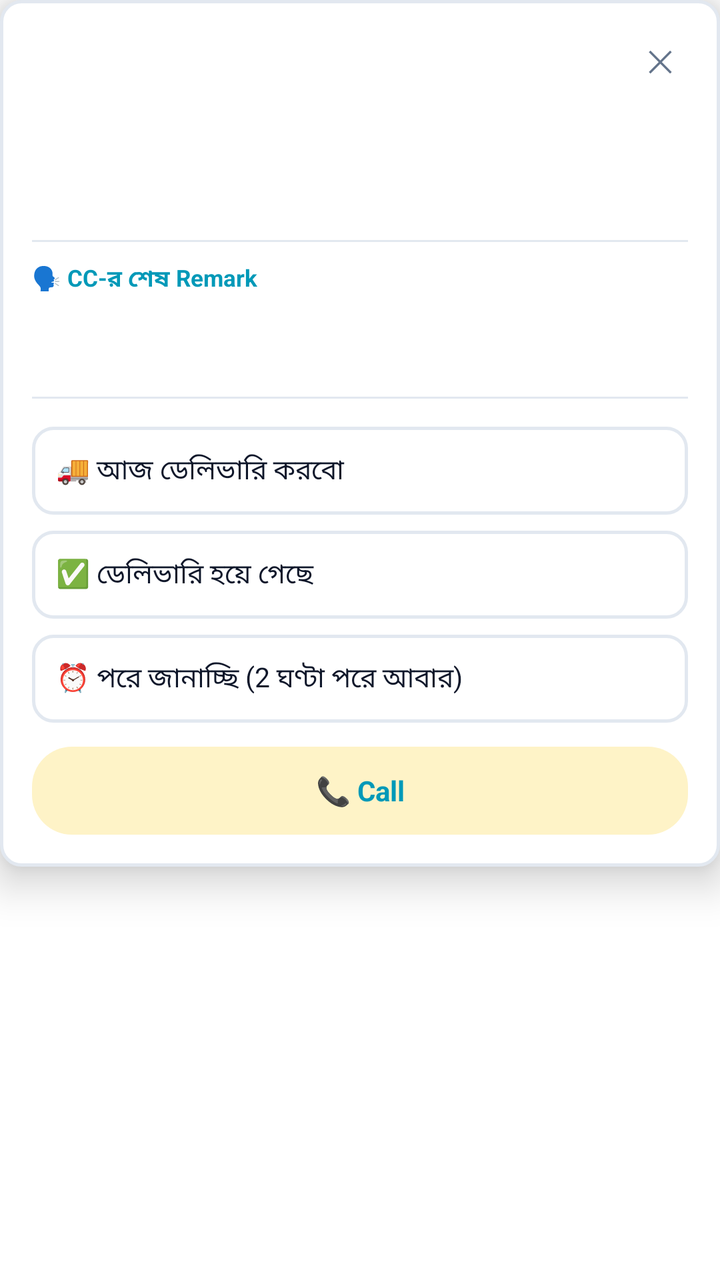
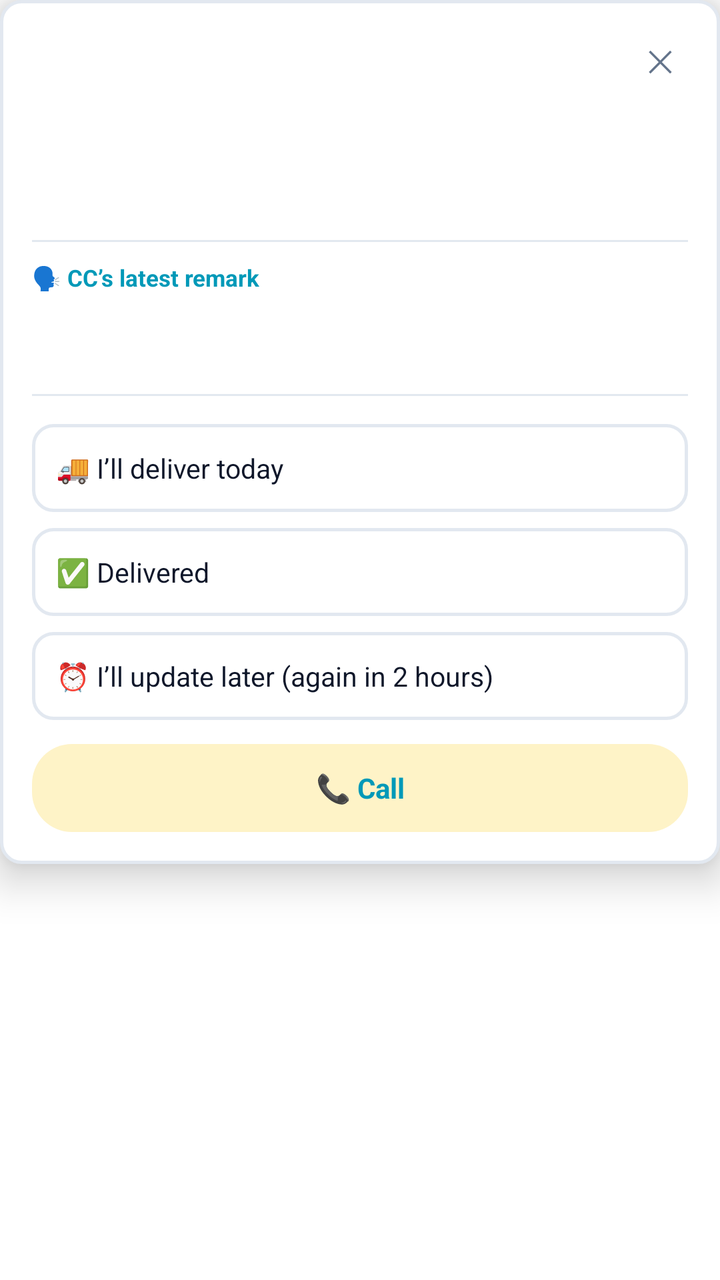

Screens rendered from an Android XML layout before and after an edit, with the pre-edit source and the edit as a unified diff.
<!-- AndroidManifest.xml: application theme Theme.DataBridge -->
<!-- res/layout/overlay_delivery_reminder.xml -->
<?xml version="1.0" encoding="utf-8"?>
<ScrollView xmlns:android="http://schemas.android.com/apk/res/android"
    android:layout_width="match_parent"
    android:layout_height="wrap_content"
    android:maxHeight="620dp"
    android:overScrollMode="never">

<LinearLayout
    android:layout_width="match_parent"
    android:layout_height="wrap_content"
    android:orientation="vertical"
    android:background="@drawable/bg_card_rounded"
    android:padding="16dp"
    android:elevation="12dp">

    
    <LinearLayout
        android:layout_width="match_parent"
        android:layout_height="wrap_content"
        android:orientation="horizontal"
        android:gravity="center_vertical">

        <TextView
            android:id="@+id/tvDrConsignment"
            android:layout_width="0dp"
            android:layout_height="wrap_content"
            android:layout_weight="1"
            android:textSize="15.5sp"
            android:textStyle="bold"
            android:textColor="#0F172A" />

        <TextView
            android:id="@+id/btnDrClose"
            android:layout_width="28dp"
            android:layout_height="28dp"
            android:gravity="center"
            android:text="✕"
            android:textSize="15sp"
            android:textColor="#64748B" />
    </LinearLayout>

    <TextView
        android:id="@+id/tvDrMoreCount"
        android:layout_width="match_parent"
        android:layout_height="wrap_content"
        android:layout_marginTop="2dp"
        android:textSize="11.5sp"
        android:textStyle="bold"
        android:textColor="#EA580C"
        android:visibility="gone" />

    
    <TextView
        android:id="@+id/tvDrCustomer"
        android:layout_width="match_parent"
        android:layout_height="wrap_content"
        android:layout_marginTop="6dp"
        android:textSize="14sp"
        android:textColor="#0F172A" />

    <TextView
        android:id="@+id/tvDrAddress"
        android:layout_width="match_parent"
        android:layout_height="wrap_content"
        android:layout_marginTop="2dp"
        android:textSize="12.5sp"
        android:textColor="#64748B" />

    <LinearLayout
        android:layout_width="match_parent"
        android:layout_height="wrap_content"
        android:orientation="horizontal"
        android:layout_marginTop="4dp"
        android:gravity="center_vertical">

        <TextView
            android:id="@+id/tvDrStatus"
            android:layout_width="0dp"
            android:layout_height="wrap_content"
            android:layout_weight="1"
            android:textSize="12.5sp"
            android:textColor="#334155" />

        <TextView
            android:id="@+id/tvDrCod"
            android:layout_width="wrap_content"
            android:layout_height="wrap_content"
            android:textSize="13sp"
            android:textStyle="bold"
            android:textColor="#0F172A" />
    </LinearLayout>

    
    <View
        android:layout_width="match_parent"
        android:layout_height="1dp"
        android:layout_marginVertical="10dp"
        android:background="#E2E8F0" />

    <TextView
        android:layout_width="match_parent"
        android:layout_height="wrap_content"
        android:text="🗣 CC-র শেষ Remark"
        android:textSize="11.5sp"
        android:textStyle="bold"
        android:textColor="#0099B8" />

    <TextView
        android:id="@+id/tvDrCcRemark"
        android:layout_width="match_parent"
        android:layout_height="wrap_content"
        android:layout_marginTop="4dp"
        android:textSize="13.5sp"
        android:textColor="#0F172A" />

    <TextView
        android:id="@+id/tvDrCcMeta"
        android:layout_width="match_parent"
        android:layout_height="wrap_content"
        android:layout_marginTop="2dp"
        android:textSize="11.5sp"
        android:textColor="#94A3B8" />

    
    <View
        android:layout_width="match_parent"
        android:layout_height="1dp"
        android:layout_marginVertical="10dp"
        android:background="#E2E8F0" />

    <TextView
        android:id="@+id/optDrWillDeliver"
        android:layout_width="match_parent"
        android:layout_height="44dp"
        android:layout_marginTop="4dp"
        android:background="@drawable/bg_pc_input"
        android:gravity="center_vertical"
        android:paddingHorizontal="12dp"
        android:text="🚚 আজ ডেলিভারি করবো"
        android:textSize="13.5sp"
        android:textColor="#0F172A" />

    <TextView
        android:id="@+id/optDrDelivered"
        android:layout_width="match_parent"
        android:layout_height="44dp"
        android:layout_marginTop="8dp"
        android:background="@drawable/bg_pc_input"
        android:gravity="center_vertical"
        android:paddingHorizontal="12dp"
        android:text="✅ ডেলিভারি হয়ে গেছে"
        android:textSize="13.5sp"
        android:textColor="#0F172A" />

    <TextView
        android:id="@+id/optDrOthers"
        android:layout_width="match_parent"
        android:layout_height="44dp"
        android:layout_marginTop="8dp"
        android:background="@drawable/bg_pc_input"
        android:gravity="center_vertical"
        android:paddingHorizontal="12dp"
        android:text="⏰ পরে জানাচ্ছি (2 ঘণ্টা পরে আবার)"
        android:textSize="13.5sp"
        android:textColor="#0F172A" />

    
    <TextView
        android:id="@+id/btnDrCall"
        android:layout_width="match_parent"
        android:layout_height="44dp"
        android:layout_marginTop="12dp"
        android:background="@drawable/bg_overlay_badge_status"
        android:gravity="center"
        android:text="📞 Call"
        android:textSize="14sp"
        android:textStyle="bold"
        android:textColor="#0099B8" />

</LinearLayout>
</ScrollView>
<!-- resources referenced by this layout -->
<resources>
  <!-- drawable bg_card_rounded (drawable) -->
  <?xml version="1.0" encoding="utf-8"?>
  <shape xmlns:android="http://schemas.android.com/apk/res/android"
      android:shape="rectangle">
      <solid android:color="@color/theme_bg_card" />
      <stroke android:width="1.5dp" android:color="@color/theme_border" />
      <corners android:radius="10dp" />
  </shape>
  <!-- drawable bg_overlay_badge_status (drawable) -->
  <?xml version="1.0" encoding="utf-8"?>
  <shape xmlns:android="http://schemas.android.com/apk/res/android"
      android:shape="rectangle">
      <solid android:color="#FEF3C7" />
      <corners android:radius="20dp" />
  </shape>
  <!-- drawable bg_pc_input (drawable) -->
  <?xml version="1.0" encoding="utf-8"?>
  <shape xmlns:android="http://schemas.android.com/apk/res/android"
      android:shape="rectangle">
      <solid android:color="#FFFFFF" />
      <stroke android:width="1.5dp" android:color="#E2E8F0" />
      <corners android:radius="10dp" />
  </shape>
  <style name="Theme.DataBridge" parent="Theme.MaterialComponents.DayNight.NoActionBar">
      <item name="colorPrimary">#00d4ff</item>
      <item name="colorPrimaryVariant">#16213e</item>
      <item name="colorOnPrimary">#ffffff</item>
      <item name="colorSecondary">#00d4ff</item>
      <item name="android:statusBarColor">#1a1a2e</item>
  </style>
  <color name="theme_bg_card">#ffffff</color>
  <color name="theme_border">#e2e8f0</color>
</resources>

<!-- the commit's change to res/layout/overlay_delivery_reminder.xml (unified diff, before → after) -->
@@ -100,7 +100,7 @@
     <TextView
         android:layout_width="match_parent"
         android:layout_height="wrap_content"
-        android:text="🗣 CC-র শেষ Remark"
+        android:text="🗣 CC\u2019s latest remark"
         android:textSize="11.5sp"
         android:textStyle="bold"
         android:textColor="#0099B8" />
@@ -136,7 +136,7 @@
         android:background="@drawable/bg_pc_input"
         android:gravity="center_vertical"
         android:paddingHorizontal="12dp"
-        android:text="🚚 আজ ডেলিভারি করবো"
+        android:text="🚚 I\u2019ll deliver today"
         android:textSize="13.5sp"
         android:textColor="#0F172A" />
 
@@ -148,7 +148,7 @@
         android:background="@drawable/bg_pc_input"
         android:gravity="center_vertical"
         android:paddingHorizontal="12dp"
-        android:text="✅ ডেলিভারি হয়ে গেছে"
+        android:text="✅ Delivered"
         android:textSize="13.5sp"
         android:textColor="#0F172A" />
 
@@ -160,7 +160,7 @@
         android:background="@drawable/bg_pc_input"
         android:gravity="center_vertical"
         android:paddingHorizontal="12dp"
-        android:text="⏰ পরে জানাচ্ছি (2 ঘণ্টা পরে আবার)"
+        android:text="⏰ I\u2019ll update later (again in 2 hours)"
         android:textSize="13.5sp"
         android:textColor="#0F172A" />
 
